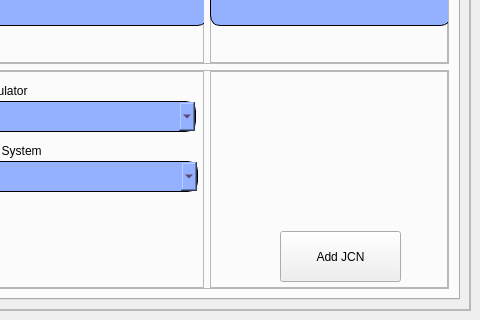
The window that UI-Design/Maintenance-UI/Maintenance-UI.ui (PaulFSherwood/Project-assignment) describes before a commit, drawn with Qt 5; both pictures show x 483 to 963 and y 280 to 600 of the 963 by 600 pixel window.
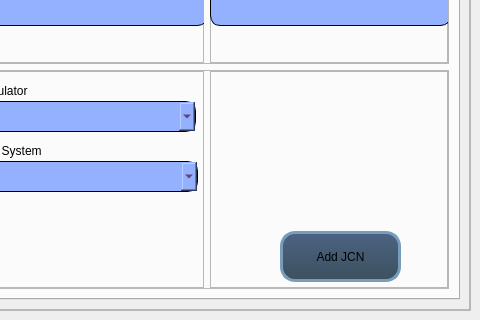
The same window after the commit.

Commit message: updated the add jcn button

```diff
--- a/UI-Design/Maintenance-UI/Maintenance-UI.ui
+++ b/UI-Design/Maintenance-UI/Maintenance-UI.ui
@@ -1912,7 +1912,22 @@
                          </size>
                         </property>
                         <property name="styleSheet">
-                         <string notr="true"/>
+                         <string notr="true">#addJCN_pushButton {
+    border-radius: 15px;
+    border: 3px solid rgb(120, 157, 186);
+    text-align: center;
+    background-color: qlineargradient(x1: 0, y1: 0, x2: 0, y2: 1, stop: 0 rgb(75,100,130), stop: 1 rgb(61, 80, 95));
+}
+
+#addJCN_pushButton:hover {
+    border-radius: 16px;
+    border: 3px solid rgb(186, 157, 120);
+    background-color: qlineargradient(x1: 0, y1: 0, x2: 0, y2: 1, stop: 0 rgb(95,120,150), stop: 1 rgb(75,100,130));
+}
+
+#addJCN_pushButton:pressed {
+    background-color: qlineargradient(x1: 0, y1: 0, x2: 0, y2: 1, stop: 0 rgb(61, 80, 95), stop: 1 rgb(45,64,75));
+}</string>
                         </property>
                         <property name="text">
                          <string>Add JCN</string>
```
Left out of the diff: 9 changed lines with no effect on the pictures. The commit also changes 2 other files.
